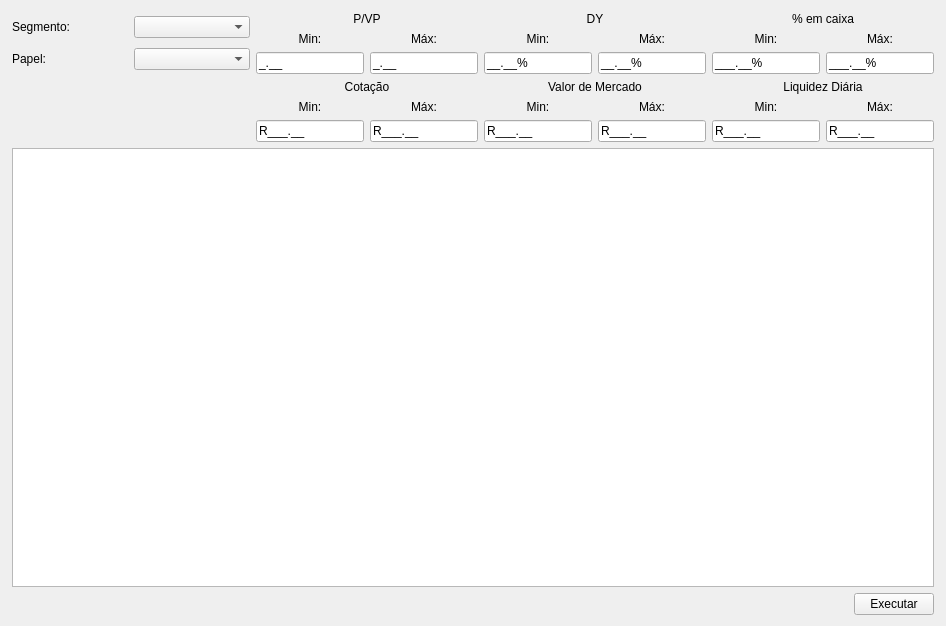
This is src/ui/frmFiiScreen.ui in jeronimopenha/MarginMiner as Qt 5 draws it before an edit. The edited form follows.
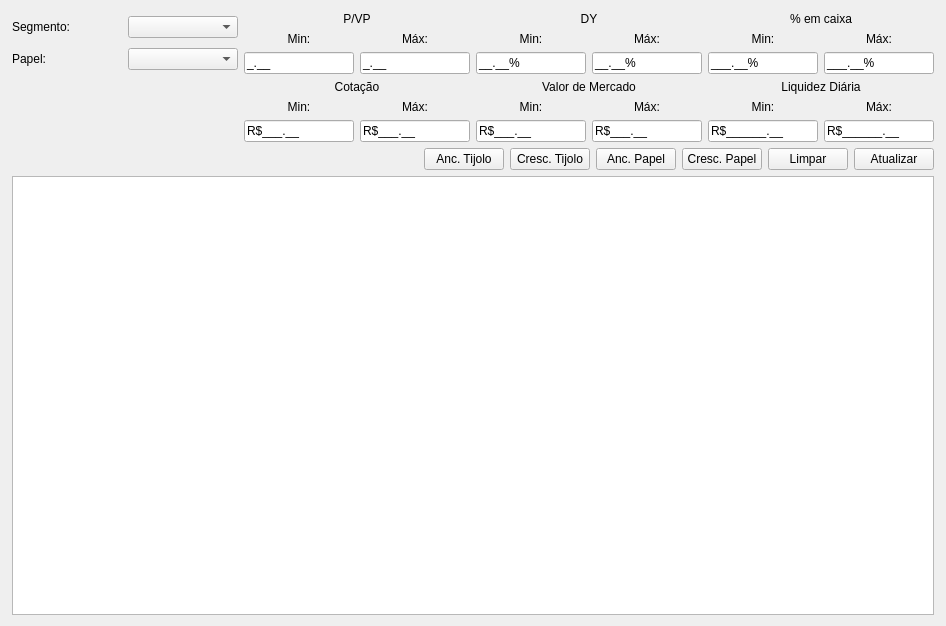
This is the edited form.

Commit message: Working on First FII Screen

```diff
--- a/src/ui/frmFiiScreen.ui
+++ b/src/ui/frmFiiScreen.ui
@@ -27,7 +27,7 @@
   </property>
   <layout class="QVBoxLayout" name="verticalLayout_10">
    <item>
-    <layout class="QVBoxLayout" name="verticalLayout_9" stretch="0,1,0">
+    <layout class="QVBoxLayout" name="verticalLayout_9" stretch="0,0,1">
      <property name="leftMargin">
       <number>1</number>
      </property>
@@ -38,7 +38,7 @@
       <number>1</number>
      </property>
      <item>
-      <layout class="QGridLayout" name="gridLayout" columnstretch="1,0,0,0">
+      <layout class="QGridLayout" name="gridLayout" columnstretch="1,1,1,1">
        <item row="0" column="2">
         <layout class="QVBoxLayout" name="verticalLayout_3">
          <item>
@@ -160,20 +160,20 @@
            <item>
             <widget class="QLineEdit" name="txtCotMin">
              <property name="inputMask">
-              <string>R###.00;_</string>
+              <string>R$###.00;_</string>
              </property>
              <property name="text">
-              <string>R.</string>
+              <string>R$.</string>
              </property>
             </widget>
            </item>
            <item>
             <widget class="QLineEdit" name="txtCotMax">
              <property name="inputMask">
-              <string>R###.00;_</string>
+              <string>R$###.00;_</string>
              </property>
              <property name="text">
-              <string>R.</string>
+              <string>R$.</string>
              </property>
             </widget>
            </item>
@@ -373,20 +373,20 @@
            <item>
             <widget class="QLineEdit" name="txtValMin">
              <property name="inputMask">
-              <string>R###.00;_</string>
+              <string>R$###.00;_</string>
              </property>
              <property name="text">
-              <string>R.</string>
+              <string>R$.</string>
              </property>
             </widget>
            </item>
            <item>
             <widget class="QLineEdit" name="txtValMax">
              <property name="inputMask">
-              <string>R###.00;_</string>
+              <string>R$###.00;_</string>
              </property>
              <property name="text">
-              <string>R.</string>
+              <string>R$.</string>
              </property>
             </widget>
            </item>
@@ -448,20 +448,20 @@
                <item>
                 <widget class="QLineEdit" name="txtLiqMin">
                  <property name="inputMask">
-                  <string>R###.00;_</string>
+                  <string>R$######.00;_</string>
                  </property>
                  <property name="text">
-                  <string>R.</string>
+                  <string>R$.</string>
                  </property>
                 </widget>
                </item>
                <item>
                 <widget class="QLineEdit" name="txtLiqMax">
                  <property name="inputMask">
-                  <string>R###.00;_</string>
+                  <string>R$######.00;_</string>
                  </property>
                  <property name="text">
-                  <string>R.</string>
+                  <string>R$.</string>
                  </property>
                 </widget>
                </item>
@@ -520,6 +520,55 @@
        </item>
       </layout>
      </item>
+     <item>
+      <layout class="QHBoxLayout" name="horizontalLayout_17" stretch="1,0,0,0,0,0">
+       <property name="bottomMargin">
+        <number>0</number>
+       </property>
+       <item alignment="Qt::AlignmentFlag::AlignRight">
+        <widget class="QPushButton" name="btnAncTijolo">
+         <property name="text">
+          <string>Anc. Tijolo</string>
+         </property>
+        </widget>
+       </item>
+       <item>
+        <widget class="QPushButton" name="btnCrescTijolo">
+         <property name="text">
+          <string>Cresc. Tijolo</string>
+         </property>
+        </widget>
+       </item>
+       <item>
+        <widget class="QPushButton" name="btnAncPapel">
+         <property name="text">
+          <string>Anc. Papel</string>
+         </property>
+        </widget>
+       </item>
+       <item>
+        <widget class="QPushButton" name="btnCrescPapel">
+         <property name="text">
+          <string>Cresc. Papel</string>
+         </property>
+        </widget>
+       </item>
+       <item alignment="Qt::AlignmentFlag::AlignRight">
+        <widget class="QPushButton" name="btnClear">
+         <property name="text">
+          <string>Limpar</string>
+         </property>
+        </widget>
+       </item>
+       <item alignment="Qt::AlignmentFlag::AlignRight">
+        <widget class="QPushButton" name="btnUpdate">
+         <property name="text">
+          <string>Atualizar</string>
+         </property>
+        </widget>
+       </item>
+      </layout>
+     </item>
      <item>
       <widget class="QTableView" name="tableView">
        <property name="sortingEnabled">
@@ -527,17 +576,6 @@
        </property>
       </widget>
      </item>
-     <item>
-      <layout class="QHBoxLayout" name="horizontalLayout_15">
-       <item alignment="Qt::AlignmentFlag::AlignRight">
-        <widget class="QPushButton" name="btnExecute">
-         <property name="text">
-          <string>Executar</string>
-         </property>
-        </widget>
-       </item>
-      </layout>
-     </item>
     </layout>
    </item>
   </layout>
```
Left out of the diff: 8 changed lines with no effect on the pictures. The commit also changes 8 other files.
